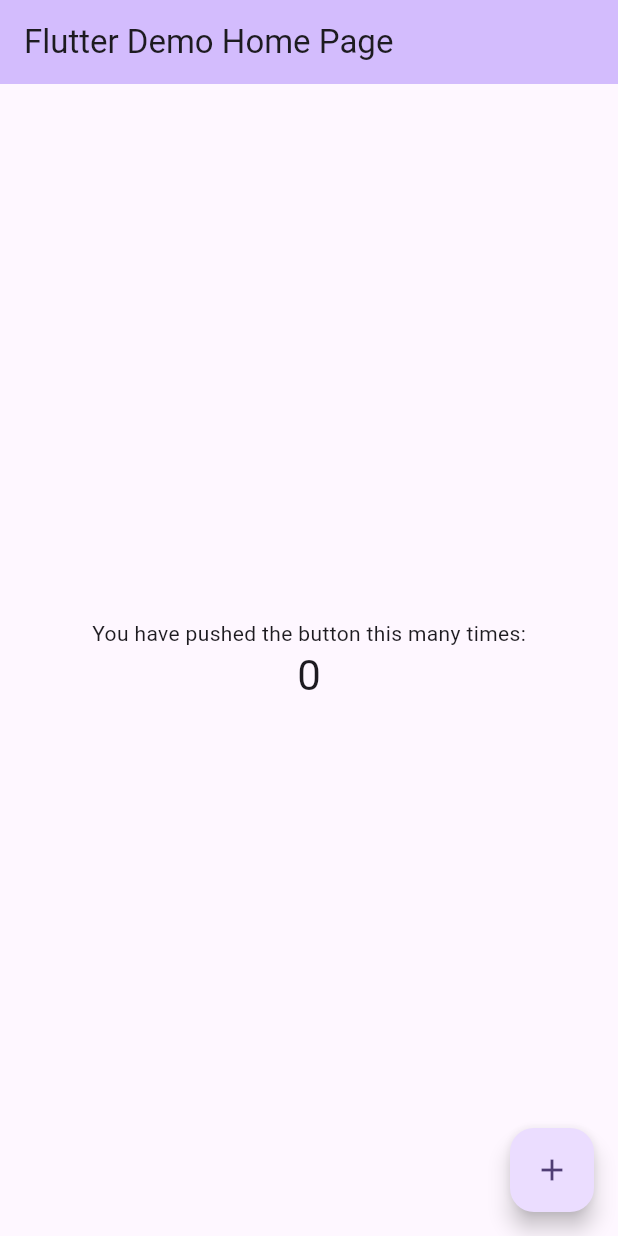
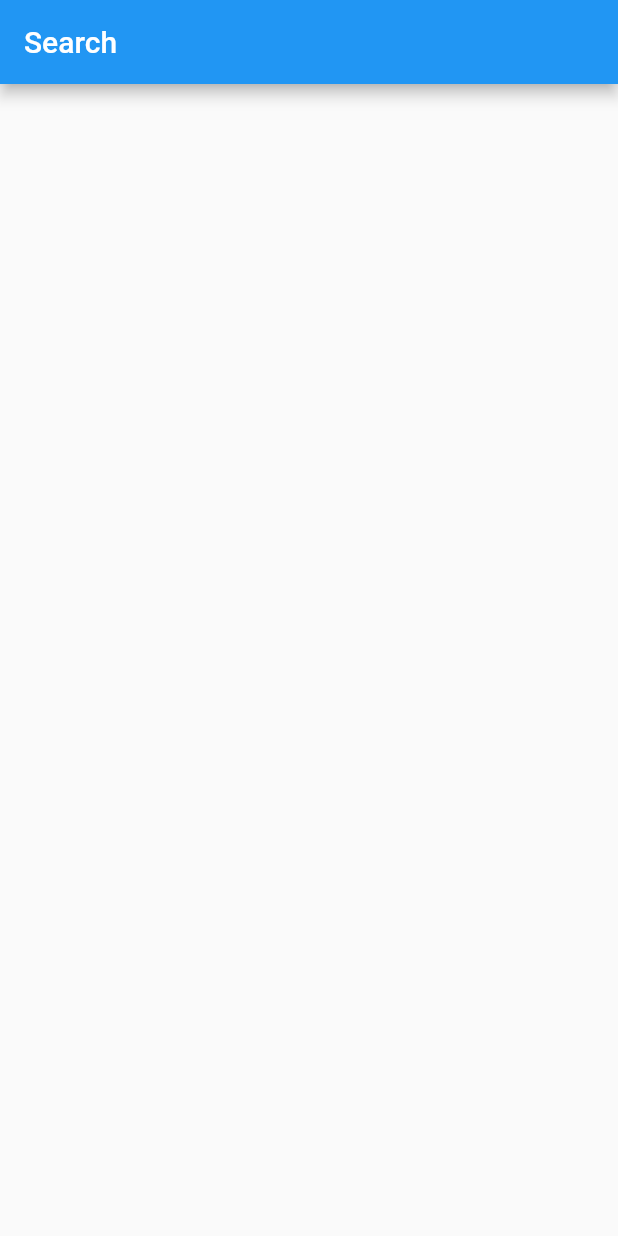
Before and after one commit to MOoRoshdy/FLUTTER_PROJECTS_APP, a Flutter app: the screen it shows after launch, on a phone screen of 412 x 824 dp. Run offline on Flutter 3.47's test engine with Material 2 defaults, Android fonts, the phone set to English and light mode, and no system bars; our stand-ins replace assets_audio_player.

Commit message:
home appp

```diff
--- a/weather_app/lib/main.dart
+++ b/weather_app/lib/main.dart
@@ -1,125 +1,19 @@
 import 'package:flutter/material.dart';
+import 'package:weather_app/pages/HomeApp.dart';
+import 'package:weather_app/pages/search_page.dart';
 
 void main() {
-  runApp(const MyApp());
+  runApp(WeatherApp());
 }
 
-class MyApp extends StatelessWidget {
-  const MyApp({super.key});
+class WeatherApp extends StatelessWidget {
+  const WeatherApp({super.key});
 
-  // This widget is the root of your application.
   @override
   Widget build(BuildContext context) {
     return MaterialApp(
-      title: 'Flutter Demo',
-      theme: ThemeData(
-        // This is the theme of your application.
-        //
-        // TRY THIS: Try running your application with "flutter run". You'll see
-        // the application has a blue toolbar. Then, without quitting the app,
-        // try changing the seedColor in the colorScheme below to Colors.green
-        // and then invoke "hot reload" (save your changes or press the "hot
-        // reload" button in a Flutter-supported IDE, or press "r" if you used
-        // the command line to start the app).
-        //
-        // Notice that the counter didn't reset back to zero; the application
-        // state is not lost during the reload. To reset the state, use hot
-        // restart instead.
-        //
-        // This works for code too, not just values: Most code changes can be
-        // tested with just a hot reload.
-        colorScheme: ColorScheme.fromSeed(seedColor: Colors.deepPurple),
-        useMaterial3: true,
-      ),
-      home: const MyHomePage(title: 'Flutter Demo Home Page'),
+      debugShowCheckedModeBanner: false,
+      home: SearchPage(),
     );
   }
 }
-
-class MyHomePage extends StatefulWidget {
-  const MyHomePage({super.key, required this.title});
-
-  // This widget is the home page of your application. It is stateful, meaning
-  // that it has a State object (defined below) that contains fields that affect
-  // how it looks.
-
-  // This class is the configuration for the state. It holds the values (in this
-  // case the title) provided by the parent (in this case the App widget) and
-  // used by the build method of the State. Fields in a Widget subclass are
-  // always marked "final".
-
-  final String title;
-
-  @override
-  State<MyHomePage> createState() => _MyHomePageState();
-}
-
-class _MyHomePageState extends State<MyHomePage> {
-  int _counter = 0;
-
-  void _incrementCounter() {
-    setState(() {
-      // This call to setState tells the Flutter framework that something has
-      // changed in this State, which causes it to rerun the build method below
-      // so that the display can reflect the updated values. If we changed
-      // _counter without calling setState(), then the build method would not be
-      // called again, and so nothing would appear to happen.
-      _counter++;
-    });
-  }
-
-  @override
-  Widget build(BuildContext context) {
-    // This method is rerun every time setState is called, for instance as done
-    // by the _incrementCounter method above.
-    //
-    // The Flutter framework has been optimized to make rerunning build methods
-    // fast, so that you can just rebuild anything that needs updating rather
-    // than having to individually change instances of widgets.
-    return Scaffold(
-      appBar: AppBar(
-        // TRY THIS: Try changing the color here to a specific color (to
-        // Colors.amber, perhaps?) and trigger a hot reload to see the AppBar
-        // change color while the other colors stay the same.
-        backgroundColor: Theme.of(context).colorScheme.inversePrimary,
-        // Here we take the value from the MyHomePage object that was created by
-        // the App.build method, and use it to set our appbar title.
-        title: Text(widget.title),
-      ),
-      body: Center(
-        // Center is a layout widget. It takes a single child and positions it
-        // in the middle of the parent.
-        child: Column(
-          // Column is also a layout widget. It takes a list of children and
-          // arranges them vertically. By default, it sizes itself to fit its
-          // children horizontally, and tries to be as tall as its parent.
-          //
-          // Column has various properties to control how it sizes itself and
-          // how it positions its children. Here we use mainAxisAlignment to
-          // center the children vertically; the main axis here is the vertical
-          // axis because Columns are vertical (the cross axis would be
-          // horizontal).
-          //
-          // TRY THIS: Invoke "debug painting" (choose the "Toggle Debug Paint"
-          // action in the IDE, or press "p" in the console), to see the
-          // wireframe for each widget.
-          mainAxisAlignment: MainAxisAlignment.center,
-          children: <Widget>[
-            const Text(
-              'You have pushed the button this many times:',
-            ),
-            Text(
-              '$_counter',
-              style: Theme.of(context).textTheme.headlineMedium,
-            ),
-          ],
-        ),
-      ),
-      floatingActionButton: FloatingActionButton(
-        onPressed: _incrementCounter,
-        tooltip: 'Increment',
-        child: const Icon(Icons.add),
-      ), // This trailing comma makes auto-formatting nicer for build methods.
-    );
-  }
-}
--- /dev/null
+++ b/weather_app/lib/pages/HomeApp.dart
@@ -0,0 +1,25 @@
+import 'package:flutter/material.dart';
+
+class HomeApp extends StatelessWidget {
+  const HomeApp({super.key});
+
+  @override
+  Widget build(BuildContext context) {
+    return Scaffold(
+      appBar: AppBar(actions: [
+        IconButton(onPressed: (){}, icon: icon)
+      ],
+        title: Text('WeatherApp'),
+      ),
+      body:  Center(
+        child: Column(
+          mainAxisSize: MainAxisSize.min,
+          children: [
+            Text('Wather'),
+            Text('Wather'),
+          ],
+        ),
+      ),
+    );
+  }
+}
--- /dev/null
+++ b/weather_app/lib/pages/search_page.dart
@@ -0,0 +1,12 @@
+import 'package:flutter/material.dart';
+
+class SearchPage extends StatelessWidget {
+  const SearchPage({super.key});
+
+  @override
+  Widget build(BuildContext context) {
+    return Scaffold(
+      appBar: AppBar(title: Text('Search')),
+    );
+  }
+}
--- a/weather_app/pubspec.yaml
+++ b/weather_app/pubspec.yaml
@@ -59,9 +59,8 @@ flutter:
   uses-material-design: true
 
   # To add assets to your application, add an assets section, like this:
-  # assets:
-  #   - images/a_dot_burr.jpeg
-  #   - images/a_dot_ham.jpeg
+  assets:
+    - assets/image/
 
   # An image asset can refer to one or more resolution-specific "variants", see
   # https://flutter.dev/assets-and-images/#resolution-aware
```
Also changed, not shown: weather_app/assets/image/cloudy.png (added), weather_app/assets/image/rain.png (added), weather_app/assets/image/snow.png (added), weather_app/assets/image/suny.png (added), weather_app/assets/image/thundr.png (added).
